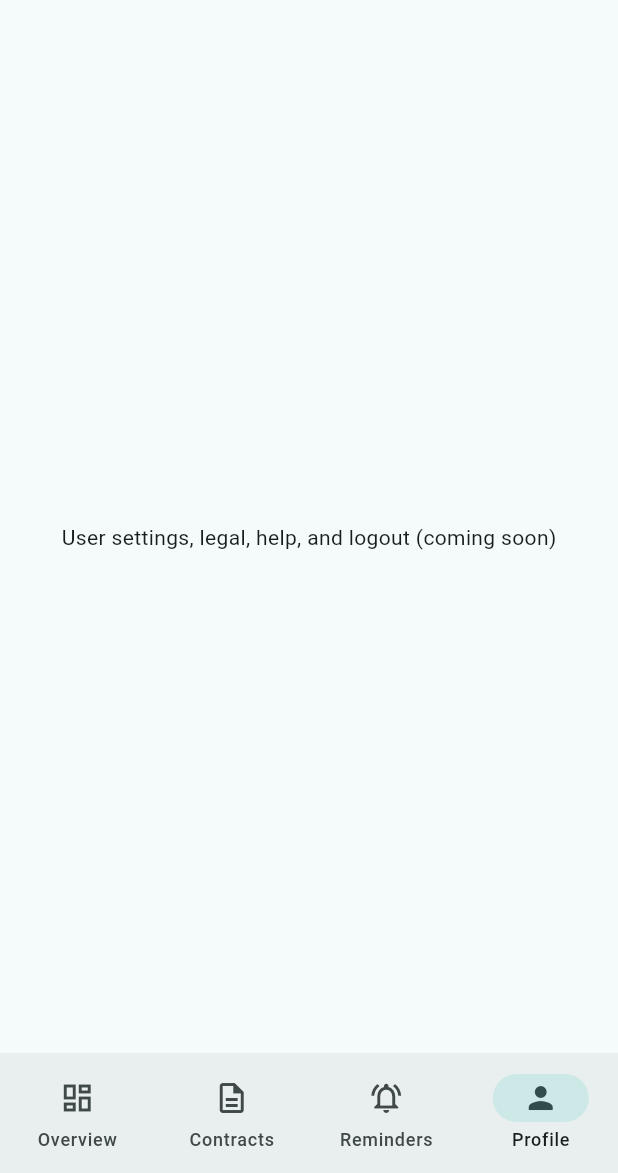
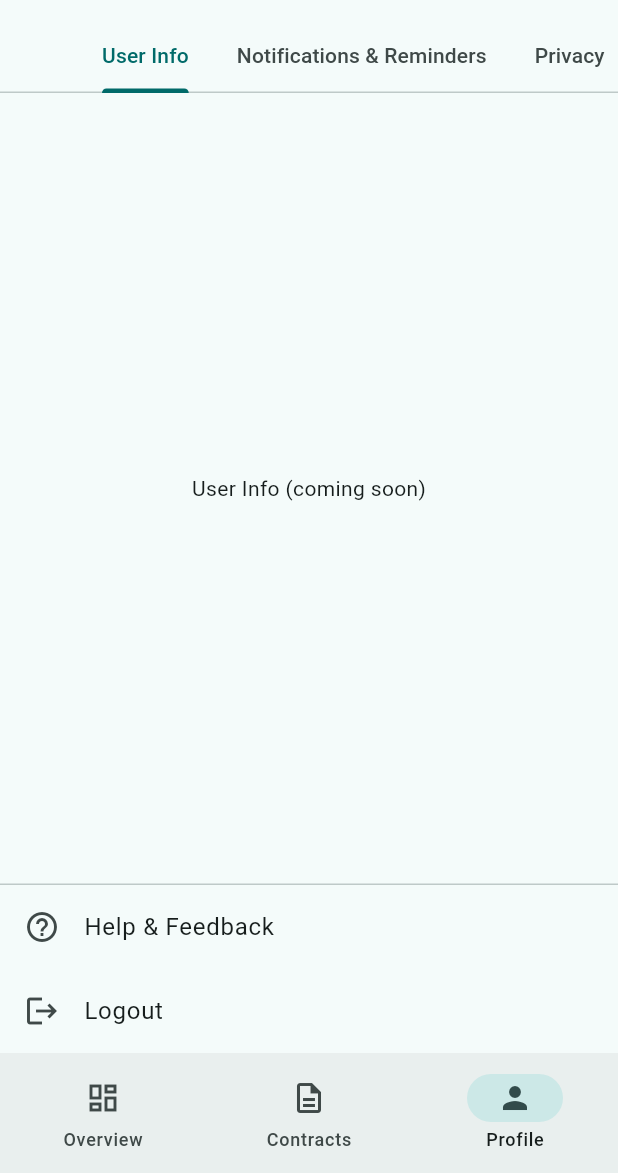
Before and after one commit to pascalfanwetzel/contract-manager-flutter, a Flutter app: the ProfilePage screen opened by its route, on a phone screen of 412 x 824 dp, the part 63-1236 px from its top. Run offline on Flutter 3.47's test engine with Material 3 defaults, Android fonts, the light colour scheme and no system bars; our stand-ins replace go_router.

Commit message:
Fix dialog closing and disable profile swipe

```diff
--- a/lib/app/router.dart
+++ b/lib/app/router.dart
@@ -4,7 +4,6 @@ import '../features/overview/presentation/overview_page.dart';
 import '../features/contracts/presentation/contracts_page.dart';
 import '../features/contracts/presentation/contract_view.dart';
 import '../features/contracts/presentation/contract_edit_page.dart';
-import '../features/reminders/presentation/reminders_page.dart';
 import '../features/profile/presentation/profile_page.dart';
 import '../features/contracts/domain/models.dart';
 import 'routes.dart';
@@ -48,10 +47,6 @@ final router = GoRouter(
           ],
         ),
         GoRoute(
-          path: AppRoutes.reminders,
-          builder: (_, __) => RemindersPage(state: appState),
-        ),
-        GoRoute(
           path: AppRoutes.profile,
           builder: (_, __) => ProfilePage(state: appState),
         ),
--- a/lib/app/routes.dart
+++ b/lib/app/routes.dart
@@ -1,8 +1,7 @@
 class AppRoutes {
   static const overview = '/';
   static const contracts = '/contracts';
-  static const reminders = '/reminders';
-  static const profile = '/profile';
+    static const profile = '/profile';
 
   static const contractNew = '/contracts/new';
   static String contractDetails(String id) => '/contracts/$id';
--- a/lib/app/shell.dart
+++ b/lib/app/shell.dart
@@ -10,8 +10,7 @@ class HomeShell extends StatelessWidget {
 
     int _indexFromLocation(String loc) {
       if (loc.startsWith(AppRoutes.contracts)) return 1;
-    if (loc.startsWith(AppRoutes.reminders)) return 2;
-    if (loc.startsWith(AppRoutes.profile)) return 3;
+      if (loc.startsWith(AppRoutes.profile)) return 2;
       return 0; // overview default
     }
 
@@ -22,7 +21,6 @@ class HomeShell extends StatelessWidget {
       final paths = const [
         AppRoutes.overview,
         AppRoutes.contracts,
-      AppRoutes.reminders,
         AppRoutes.profile,
       ];
 
@@ -43,11 +41,6 @@ class HomeShell extends StatelessWidget {
               label: 'Contracts',
             ),
             NavigationDestination(
-            icon: Icon(Icons.notifications_active_outlined),
-            selectedIcon: Icon(Icons.notifications_active),
-            label: 'Reminders',
-          ),
-          NavigationDestination(
               icon: Icon(Icons.person_outline),
               selectedIcon: Icon(Icons.person),
               label: 'Profile',
--- a/lib/features/contracts/data/app_state.dart
+++ b/lib/features/contracts/data/app_state.dart
@@ -37,7 +37,10 @@ class AppState extends ChangeNotifier {
 
   // READ
   List<ContractGroup> get categories => List.unmodifiable(_categories);
-  List<Contract> get contracts => List.unmodifiable(_contracts);
+  List<Contract> get contracts =>
+      List.unmodifiable(_contracts.where((c) => !c.isDeleted));
+  List<Contract> get trashedContracts =>
+      List.unmodifiable(_contracts.where((c) => c.isDeleted));
   ContractGroup? categoryById(String id) => _categories.firstWhere(
         (c) => c.id == id,
         orElse: () => const ContractGroup(id: 'cat_other', name: 'Other', builtIn: true),
@@ -57,8 +60,22 @@ class AppState extends ChangeNotifier {
     }
   }
 
-  void removeContract(String id) {
+  void deleteContract(String id) {
+    final i = _contracts.indexWhere((e) => e.id == id);
+    if (i != -1) {
+      final c = _contracts[i];
+      _contracts[i] = c.copyWith(isActive: false, isDeleted: true);
+      notifyListeners();
+    }
+  }
+
+  void purgeContract(String id) {
     _contracts.removeWhere((e) => e.id == id);
+    notifyListeners();
+  }
+
+  void purgeAll() {
+    _contracts.removeWhere((e) => e.isDeleted);
     notifyListeners();
   }
 
--- a/lib/features/contracts/domain/models.dart
+++ b/lib/features/contracts/domain/models.dart
@@ -59,6 +59,8 @@ class Contract {
   final DateTime? startDate;
   final DateTime? endDate;
   final bool isOpenEnded;
+  final bool isActive;
+  final bool isDeleted;
 
   const Contract({
     required this.id,
@@ -73,6 +75,8 @@ class Contract {
     this.startDate,
     this.endDate,
     this.isOpenEnded = false,
+    this.isActive = true,
+    this.isDeleted = false,
   });
 
   bool get isExpired =>
@@ -90,6 +94,8 @@ class Contract {
     DateTime? startDate,
     DateTime? endDate,
     bool? isOpenEnded,
+    bool? isActive,
+    bool? isDeleted,
   }) {
     return Contract(
       id: id,
@@ -104,6 +110,8 @@ class Contract {
       startDate: startDate ?? this.startDate,
       endDate: endDate ?? this.endDate,
       isOpenEnded: isOpenEnded ?? this.isOpenEnded,
+      isActive: isActive ?? this.isActive,
+      isDeleted: isDeleted ?? this.isDeleted,
     );
   }
 }
--- a/lib/features/profile/presentation/profile_page.dart
+++ b/lib/features/profile/presentation/profile_page.dart
@@ -1,5 +1,9 @@
 import 'package:flutter/material.dart';
 import '../../contracts/data/app_state.dart';
+import 'views/user_info_view.dart';
+import 'views/notifications_view.dart';
+import 'views/privacy_view.dart';
+import 'data_storage/data_storage_page.dart';
 
 class ProfilePage extends StatelessWidget {
   final AppState state;
@@ -7,12 +11,46 @@ class ProfilePage extends StatelessWidget {
 
   @override
   Widget build(BuildContext context) {
-    return Scaffold(
-      appBar: AppBar(title: const Text('Profile')),
-      body: const Center(
-        child: Padding(
-          padding: EdgeInsets.all(24),
-          child: Text('User settings, legal, help, and logout (coming soon)'),
+    return DefaultTabController(
+      length: 4,
+      child: Scaffold(
+        appBar: AppBar(
+          title: const Text('Profile'),
+          bottom: const TabBar(
+            isScrollable: true,
+            tabs: [
+              Tab(text: 'User Info'),
+              Tab(text: 'Notifications & Reminders'),
+              Tab(text: 'Privacy'),
+              Tab(text: 'Data & Storage'),
+            ],
+          ),
+        ),
+        body: Column(
+          children: [
+            Expanded(
+              child: TabBarView(
+                physics: const NeverScrollableScrollPhysics(),
+                children: [
+                  const UserInfoView(),
+                  const NotificationsView(),
+                  const PrivacyView(),
+                  DataStoragePage(state: state),
+                ],
+              ),
+            ),
+            const Divider(height: 1),
+            ListTile(
+              leading: const Icon(Icons.help_outline),
+              title: const Text('Help & Feedback'),
+              onTap: () {},
+            ),
+            ListTile(
+              leading: const Icon(Icons.logout),
+              title: const Text('Logout'),
+              onTap: () {},
+            ),
+          ],
         ),
       ),
     );
--- /dev/null
+++ b/lib/features/profile/presentation/views/user_info_view.dart
@@ -0,0 +1,12 @@
+import 'package:flutter/material.dart';
+
+class UserInfoView extends StatelessWidget {
+  const UserInfoView({super.key});
+
+  @override
+  Widget build(BuildContext context) {
+    return const Center(
+      child: Text('User Info (coming soon)'),
+    );
+  }
+}
```
Also changed, not shown: lib/features/contracts/data/contracts_repo_memory.dart (+7 -1 lines), lib/features/contracts/presentation/contract_view.dart (+29 -17 lines), lib/features/contracts/presentation/widgets.dart (+10 -6 lines), lib/features/profile/presentation/data_storage/data_storage_page.dart (added, +32 -0 lines), lib/features/profile/presentation/data_storage/trash_view.dart (added, +100 -0 lines), lib/features/profile/presentation/views/notifications_view.dart (added, +12 -0 lines), lib/features/profile/presentation/views/privacy_view.dart (added, +12 -0 lines). Lines whose indentation alone changed are shown as unchanged.
